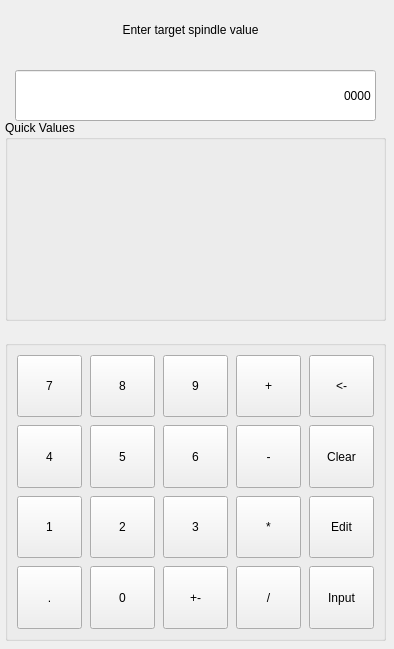
First picture: the form in src/teachinlathe/widgets/numpad_dialog.ui, repository 85vmh/teachinlathe, before the edit.
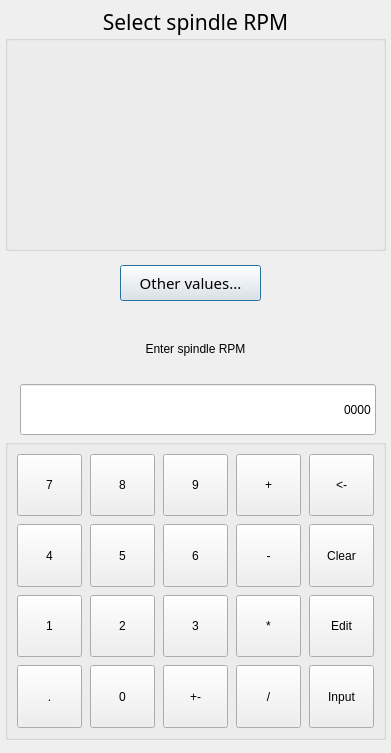
Second picture: the form after the edit.

Commit message: New numpad dialog 1

```diff
--- a/src/teachinlathe/widgets/numpad_dialog.ui
+++ b/src/teachinlathe/widgets/numpad_dialog.ui
@@ -9,18 +9,87 @@
    <rect>
     <x>0</x>
     <y>0</y>
-    <width>394</width>
-    <height>649</height>
+    <width>391</width>
+    <height>753</height>
    </rect>
   </property>
   <property name="windowTitle">
    <string>Dialog</string>
   </property>
+  <widget class="QWidget" name="selectValuesWidget" native="true">
+   <property name="geometry">
+    <rect>
+     <x>0</x>
+     <y>0</y>
+     <width>391</width>
+     <height>311</height>
+    </rect>
+   </property>
+   <widget class="QGroupBox" name="suggestedValuesBox">
+    <property name="geometry">
+     <rect>
+      <x>5</x>
+      <y>5</y>
+      <width>381</width>
+      <height>246</height>
+     </rect>
+    </property>
+    <property name="font">
+     <font>
+      <family>Noto Sans</family>
+      <pointsize>16</pointsize>
+      <weight>50</weight>
+      <italic>false</italic>
+      <bold>false</bold>
+     </font>
+    </property>
+    <property name="styleSheet">
+     <string notr="true">font: 16pt &quot;Noto Sans&quot;;</string>
+    </property>
+    <property name="title">
+     <string>Select spindle RPM</string>
+    </property>
+    <property name="alignment">
+     <set>Qt::AlignCenter</set>
+    </property>
+    <property name="flat">
+     <bool>false</bool>
+    </property>
+   </widget>
+   <widget class="QPushButton" name="btnOtherValues">
+    <property name="geometry">
+     <rect>
+      <x>120</x>
+      <y>265</y>
+      <width>141</width>
+      <height>36</height>
+     </rect>
+    </property>
+    <property name="font">
+     <font>
+      <family>Noto Sans</family>
+      <pointsize>11</pointsize>
+     </font>
+    </property>
+    <property name="text">
+     <string>Other values...</string>
+    </property>
+   </widget>
+  </widget>
+  <widget class="QWidget" name="enterValuesWidget" native="true">
+   <property name="geometry">
+    <rect>
+     <x>0</x>
+     <y>314</y>
+     <width>391</width>
+     <height>431</height>
+    </rect>
+   </property>
   <widget class="QGroupBox" name="numpadGroupBox">
    <property name="geometry">
     <rect>
      <x>5</x>
-     <y>340</y>
+      <y>125</y>
      <width>381</width>
      <height>301</height>
     </rect>
@@ -238,12 +307,37 @@
     </item>
    </layout>
   </widget>
+   <widget class="QLabel" name="enterValueLabel">
+    <property name="geometry">
+     <rect>
+      <x>10</x>
+      <y>5</y>
+      <width>371</width>
+      <height>61</height>
+     </rect>
+    </property>
+    <property name="focusPolicy">
+     <enum>Qt::WheelFocus</enum>
+    </property>
+    <property name="styleSheet">
+     <string notr="true">font: 16pt &quot;Noto Sans&quot;;</string>
+    </property>
+    <property name="text">
+     <string>Enter spindle RPM</string>
+    </property>
+    <property name="alignment">
+     <set>Qt::AlignCenter</set>
+    </property>
+    <property name="wordWrap">
+     <bool>true</bool>
+    </property>
+   </widget>
   <widget class="QLineEdit" name="lineEdit">
    <property name="geometry">
     <rect>
-     <x>15</x>
+      <x>20</x>
      <y>70</y>
-     <width>361</width>
+      <width>356</width>
      <height>51</height>
     </rect>
    </property>
@@ -260,46 +354,6 @@
     <set>Qt::AlignRight|Qt::AlignTrailing|Qt::AlignVCenter</set>
    </property>
   </widget>
-  <widget class="QGroupBox" name="suggestedValuesBox">
-   <property name="geometry">
-    <rect>
-     <x>5</x>
-     <y>120</y>
-     <width>381</width>
-     <height>201</height>
-    </rect>
-   </property>
-   <property name="styleSheet">
-    <string notr="true">font: 14pt &quot;Noto Sans&quot;;</string>
-   </property>
-   <property name="title">
-    <string>Quick Values</string>
-   </property>
-   <property name="flat">
-    <bool>false</bool>
-   </property>
-  </widget>
-  <widget class="QLabel" name="label">
-   <property name="geometry">
-    <rect>
-     <x>5</x>
-     <y>10</y>
-     <width>371</width>
-     <height>41</height>
-    </rect>
-   </property>
-   <property name="focusPolicy">
-    <enum>Qt::WheelFocus</enum>
-   </property>
-   <property name="styleSheet">
-    <string notr="true">font: 20pt &quot;Noto Sans&quot;;</string>
-   </property>
-   <property name="text">
-    <string>Enter target spindle value</string>
-   </property>
-   <property name="alignment">
-    <set>Qt::AlignCenter</set>
-   </property>
   </widget>
  </widget>
  <resources/>
```
Lines whose indentation alone changed are shown as unchanged. The commit also changes 69 other files.
